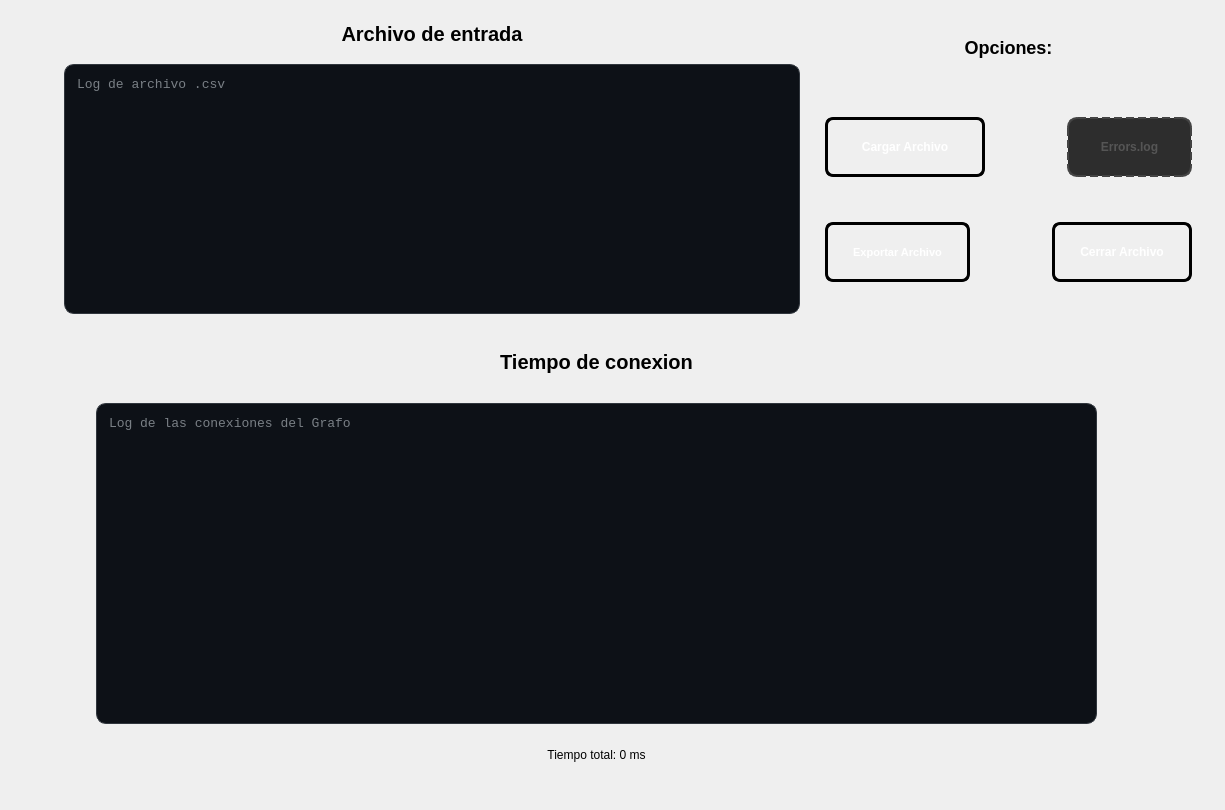
Qt form ui/inicio/pantallacargaenvios.ui (pablo-mald03/Proyecto-No2-EDD) before a commit.
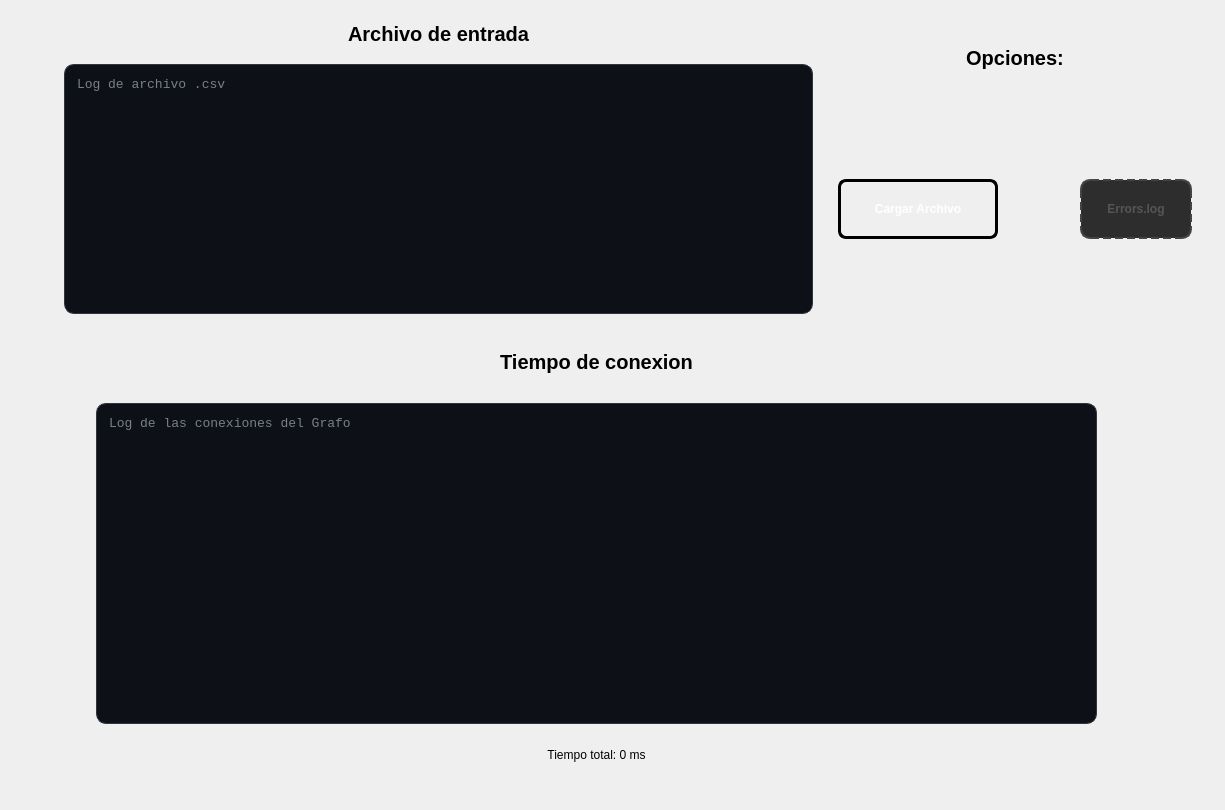
The same form after that commit.

```diff
--- a/ui/inicio/pantallacargaenvios.ui
+++ b/ui/inicio/pantallacargaenvios.ui
@@ -126,13 +126,13 @@
           <property name="minimumSize">
            <size>
             <width>0</width>
-            <height>50</height>
+            <height>90</height>
            </size>
           </property>
           <property name="maximumSize">
            <size>
             <width>16777215</width>
-            <height>70</height>
+            <height>90</height>
            </size>
           </property>
           <property name="styleSheet">
@@ -142,7 +142,7 @@
 	stop:0 rgb(0, 0, 0), 
 	stop:1 rgb(8, 2, 48));
 
-  	 font-size: 18px;
+  	 font-size: 20px;
     font-weight: bold;
     font-family: &quot;Segoe UI&quot;, Arial;
     
@@ -292,132 +292,6 @@
              </layout>
             </widget>
            </item>
-           <item>
-            <widget class="QWidget" name="widget_10" native="true">
-             <property name="minimumSize">
-              <size>
-               <width>60</width>
-               <height>0</height>
-              </size>
-             </property>
-             <layout class="QHBoxLayout" name="horizontalLayout_4">
-              <item>
-               <widget class="QPushButton" name="btnExportar">
-                <property name="minimumSize">
-                 <size>
-                  <width>0</width>
-                  <height>60</height>
-                 </size>
-                </property>
-                <property name="styleSheet">
-                 <string notr="true">QPushButton#btnExportar {
-    background-color: qlineargradient(spread:pad, x1:0, y1:0, x2:1, y2:1, 
-                        stop:0 rgb(8, 2, 48), 
-                        stop:1 rgb(255, 163, 72));
-    
-    border: 3px solid black;
-    border-radius: 8px;
-    
-    color: white;
-    font-family: &quot;Arial Black&quot;, Gadget, sans-serif;
-    font-size: 11px;
-    font-weight: bold;
-    text-transform: uppercase;
-    
-    padding: 10px 25px;
-}
-
-QPushButton#btnExportar:hover {
-    background-color: qlineargradient(spread:pad, x1:0, y1:0, x2:1, y2:1, 
-                        stop:0 rgba(41, 128, 185, 255), 
-                        stop:1 rgba(142, 68, 173, 255));
-    border-color: #f1c40f;
-}
-
-
-QPushButton#btnExportar:pressed {
-    background-color: #2c3e50;
-    padding-top: 12px;
-    padding-left: 27px;
-}</string>
-                </property>
-                <property name="text">
-                 <string>Exportar Archivo</string>
-                </property>
-               </widget>
-              </item>
-              <item>
-               <widget class="QWidget" name="widget_13" native="true">
-                <property name="minimumSize">
-                 <size>
-                  <width>70</width>
-                  <height>0</height>
-                 </size>
-                </property>
-                <property name="maximumSize">
-                 <size>
-                  <width>70</width>
-                  <height>16777215</height>
-                 </size>
-                </property>
-               </widget>
-              </item>
-              <item>
-               <widget class="QPushButton" name="btnCerrar">
-                <property name="minimumSize">
-                 <size>
-                  <width>0</width>
-                  <height>60</height>
-                 </size>
-                </property>
-                <property name="styleSheet">
-                 <string notr="true">
-QPushButton#btnCerrar {
-    background-color: qlineargradient(spread:pad, x1:0, y1:0, x2:1, y2:1, 
-                        stop:0 rgb(77, 5, 57), 
-                        stop:1 rgb(232, 15, 15));
-    
-    border: 3px solid black;
-    border-radius: 8px;
-    
-    color: white;
-    font-family: &quot;Arial Black&quot;, Gadget, sans-serif;
-    font-size: 12px;
-    font-weight: bold;
-    text-transform: uppercase;
-    
-    padding: 10px 25px;
-}
-
-QPushButton#btnCerrar:hover {
-    background-color: qlineargradient(spread:pad, x1:0, y1:0, x2:1, y2:1, 
-                        stop:0 rgb(9, 147, 29), 
-                        stop:1 rgb(94, 92, 100));
-    border-color: #f1c40f;
-}
-
-
-QPushButton#btnCerrar:pressed {
-    background-color: #2c3e50;
-    padding-top: 12px;
-    padding-left: 27px;
-}
-
-QPushButton#btnCerrar:disabled {
-    background: #2d2d2d; 
-    color: #555555;
-    border: 2px dashed #444444; 
-    border-radius: 10px;
-}</string>
-                </property>
-                <property name="text">
-                 <string>Cerrar Archivo</string>
-                </property>
-               </widget>
-              </item>
-             </layout>
-            </widget>
-           </item>
           </layout>
          </widget>
         </item>
```
